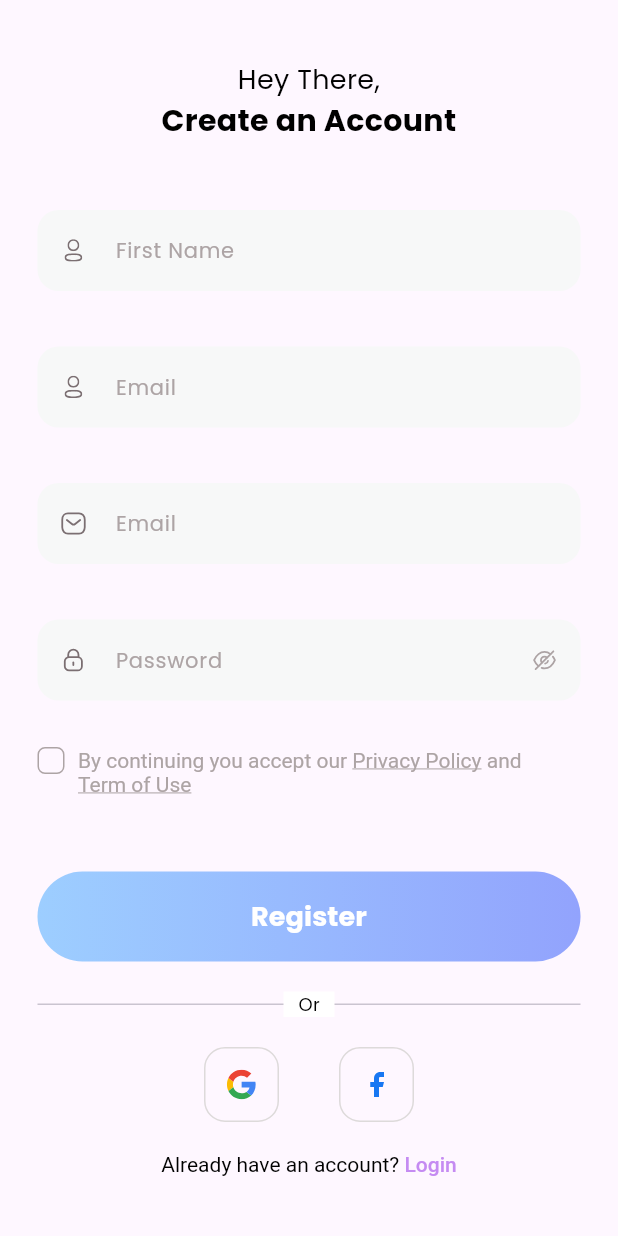
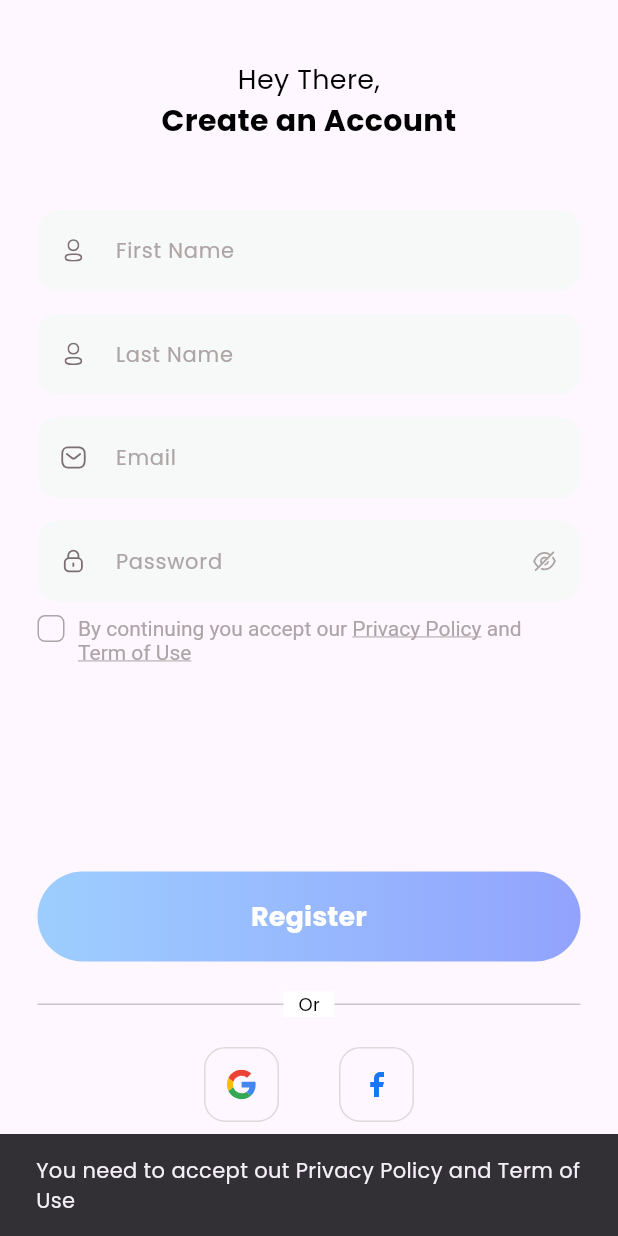
Before and after one commit to AbdelrahmanTelabrak/Flutter-FitnestX, a Flutter app: the RegisterScreen screen opened directly, after a tap on "Register", on a phone screen of 412 x 824 dp. Run offline on Flutter 3.47's test engine with Material 3 defaults, Android fonts, the phone set to English and light mode, and no system bars; our stand-ins replace device_preview, flutter_svg; accounts and stored records are empty.

Commit message:
Create User related data

```diff
--- /dev/null
+++ b/fitnestx/lib/common/enums/programs.dart
@@ -0,0 +1 @@
+enum Goals{improveShape, leanTone, loseFat}
--- /dev/null
+++ b/fitnestx/lib/model/user/account_data.dart
@@ -0,0 +1,38 @@
+class AccountData{
+
+  String _firstName;
+  String _lastName;
+  String _email;
+  String _password;
+
+  AccountData(this._firstName, this._lastName, this._email, this._password);
+
+  String get password => _password;
+
+  set password(String value) {
+    _password = value;
+  }
+
+  String get email => _email;
+
+  set email(String value) {
+    _email = value;
+  }
+
+  String get lastName => _lastName;
+
+  set lastName(String value) {
+    _lastName = value;
+  }
+
+  String get firstName => _firstName;
+
+  set firstName(String value) {
+    _firstName = value;
+  }
+
+  @override
+  String toString() {
+    return 'AccountData{_firstName: $_firstName, _lastName: $_lastName, _email: $_email, _password: $_password}';
+  }
+}
--- a/fitnestx/lib/view/registeration/create_account.dart
+++ b/fitnestx/lib/view/registration/create_account.dart
@@ -1,3 +1,5 @@
+import 'package:fitnestx/model/user/account_data.dart';
+import 'package:fitnestx/view/registration/complete_profile.dart';
 import 'package:fitnestx/view/sign-in/login_page.dart';
 import 'package:flutter/gestures.dart';
 import 'package:flutter/material.dart';
@@ -16,6 +18,11 @@ class RegisterScreen extends StatefulWidget {
 class _RegisterScreenState extends State<RegisterScreen> {
   final _formKey = GlobalKey<FormState>();
   bool isChecked = false;
+
+  final _fNameController = TextEditingController();
+  final _lNameController = TextEditingController();
+  final _emailController = TextEditingController();
+  final _passwordController = TextEditingController();
 
   @override
   Widget build(BuildContext context) {
@@ -65,6 +72,7 @@ class _RegisterScreenState extends State<RegisterScreen> {
       child: Column(
         children: [
           basicFormField(
+            controller: _fNameController,
             hint: 'First Name',
             iconPath: 'assets/icons/profile.svg',
             validator: (value) {
@@ -76,7 +84,8 @@ class _RegisterScreenState extends State<RegisterScreen> {
           ),
           const SizedBox(height: 15),
           basicFormField(
-            hint: 'Email',
+            controller: _lNameController,
+            hint: 'Last Name',
             iconPath: 'assets/icons/profile.svg',
             validator: (value) {
               if (value == null || value.isEmpty) {
@@ -87,6 +96,7 @@ class _RegisterScreenState extends State<RegisterScreen> {
           ),
           const SizedBox(height: 15),
           basicFormField(
+            controller: _emailController,
             hint: 'Email',
             iconPath: 'assets/icons/inbox.svg',
             validator: (value) {
@@ -104,6 +114,7 @@ class _RegisterScreenState extends State<RegisterScreen> {
           ),
           const SizedBox(height: 15),
           PasswordFormField(
+            controller: _passwordController,
             hint: 'Password',
             iconPath: 'assets/icons/lock.svg',
             validator: (value) {
@@ -205,10 +216,22 @@ class _RegisterScreenState extends State<RegisterScreen> {
           child: boldText('Register',
               size: 18, color: Colors.white, align: TextAlign.center),
           onPressed: () {
-            if (_formKey.currentState!.validate()) {
-              /// TODO: Check the Database/Server for the credentials.
+            if (isChecked) {
+              if (_formKey.currentState!.validate()) {
+                /// TODO: Add these credentials to the Database/Server.
+                AccountData accData = AccountData(_fNameController.value.text,
+                    _lNameController.value.text, _emailController.value.text,
+                    _passwordController.value.text);
+                print(accData.toString());
+                ScaffoldMessenger.of(context).showSnackBar(
+                  const SnackBar(content: Text('Processing Data') ),
+                );
+                Navigator.push(context, MaterialPageRoute(builder: (context) => ProfileCompletion()));
+              }
+            }
+            else{
               ScaffoldMessenger.of(context).showSnackBar(
-                const SnackBar(content: Text('Processing Data')),
+                const SnackBar(content: Text('You need to accept out Privacy Policy and Term of Use')),
               );
             }
             /// if( isChecked )
```
Also changed, not shown: fitnestx/lib/model/user/personal_data.dart (added, +37 -0 lines), fitnestx/lib/model/user/userData.dart (deleted, +0 -64 lines), fitnestx/lib/model/user/user_data.dart (added, +10 -0 lines), fitnestx/lib/view/registration/user_info.dart (added).
